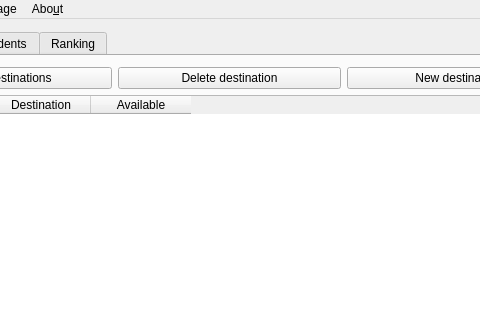
Qt form mainwindow.ui (zorbaproject/cresta) before a commit; both pictures show x 134 to 614 and y 0 to 320 of the 727 by 778 pixel window.
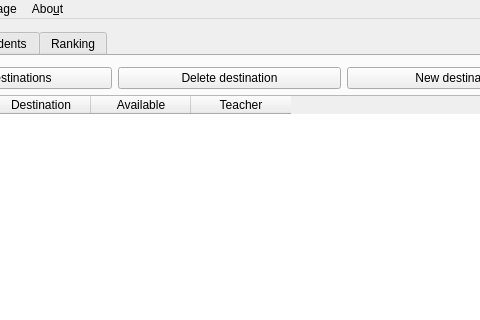
The same form after that commit. The open tabs and pages were chosen to show the change.

Diff of the .ui file:
```diff
--- a/mainwindow.ui
+++ b/mainwindow.ui
@@ -67,6 +67,11 @@
             <string>Available</string>
            </property>
           </column>
+          <column>
+           <property name="text">
+            <string>Teacher</string>
+           </property>
+          </column>
          </widget>
         </item>
        </layout>
```
Left out of the diff: 2 changed lines with no effect on the pictures.
